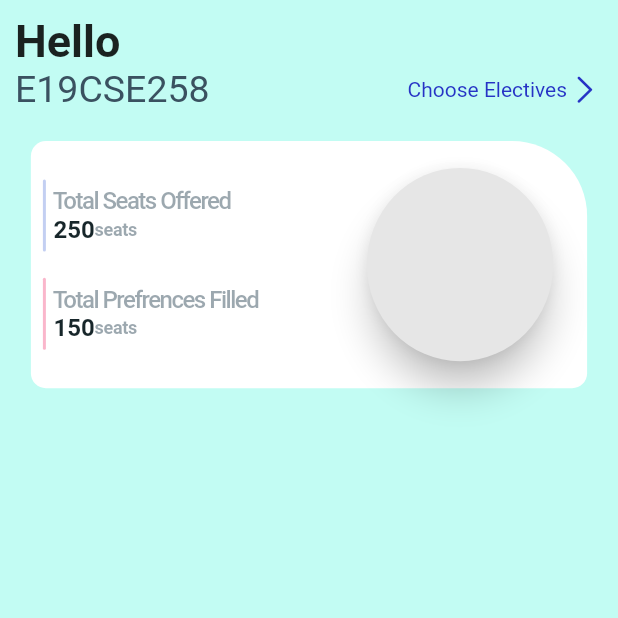
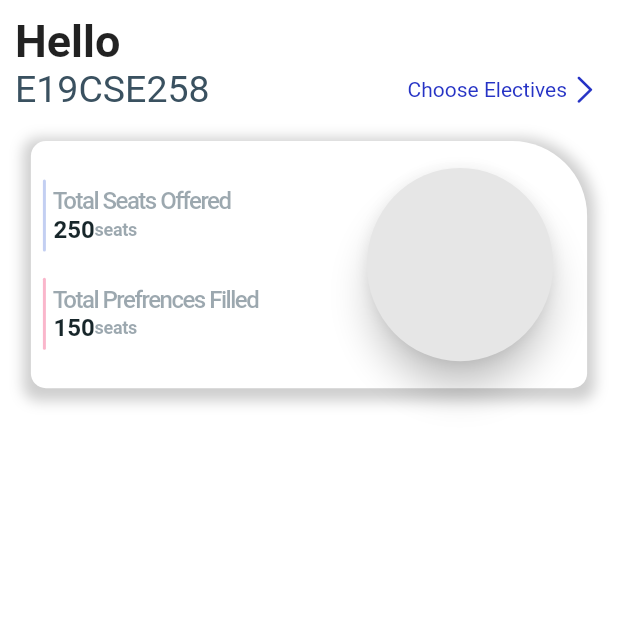
Before and after one commit to raghavguptaeng/Bennett, a Flutter app: the screen it shows after launch, on a phone screen of 412 x 824 dp, the top half of it. Run offline on Flutter 3.47's test engine with Material 2 defaults, Android fonts, the phone set to English and light mode, and no system bars; our stand-ins replace syncfusion_flutter_charts.

Commit message:
Theme Modified

```diff
--- a/lib/colors.dart
+++ b/lib/colors.dart
@@ -2,7 +2,7 @@ import 'package:flutter/material.dart';
 
 const Color nearlyWhite = Color(0xFFFAFAFA);
 const Color white = Color(0xFFFFFFFF);
-const Color background = Color(0xFFC2FCF3);
+const Color background = Colors.white;
 const Color nearlyDarkBlue = Color(0xFF2633C5);
 
 const Color nearlyBlue = Color(0xFF00B6F0);
--- a/lib/constants.dart
+++ b/lib/constants.dart
@@ -42,12 +42,21 @@ var kSmallTextStyle = TextStyle(
       .withOpacity(0.5),
 );
 
-const container_odd_circularDecor = BoxDecoration(
+var container_odd_circularDecor = BoxDecoration(
     color: Colors.white,
     borderRadius: BorderRadius.only(
         topRight: Radius.circular(50),
         topLeft: Radius.circular(10),
         bottomRight: Radius.circular(10),
-        bottomLeft: Radius.circular(10)));
+        bottomLeft: Radius.circular(10),),
+  boxShadow: [
+    BoxShadow(
+      color: Colors.grey.withOpacity(0.5),
+      spreadRadius: 5,
+      blurRadius: 7,
+      offset: Offset(0, 3), // changes position of shadow
+    ),
+  ],
+);
 
 const String fontName = 'Roboto';
```
